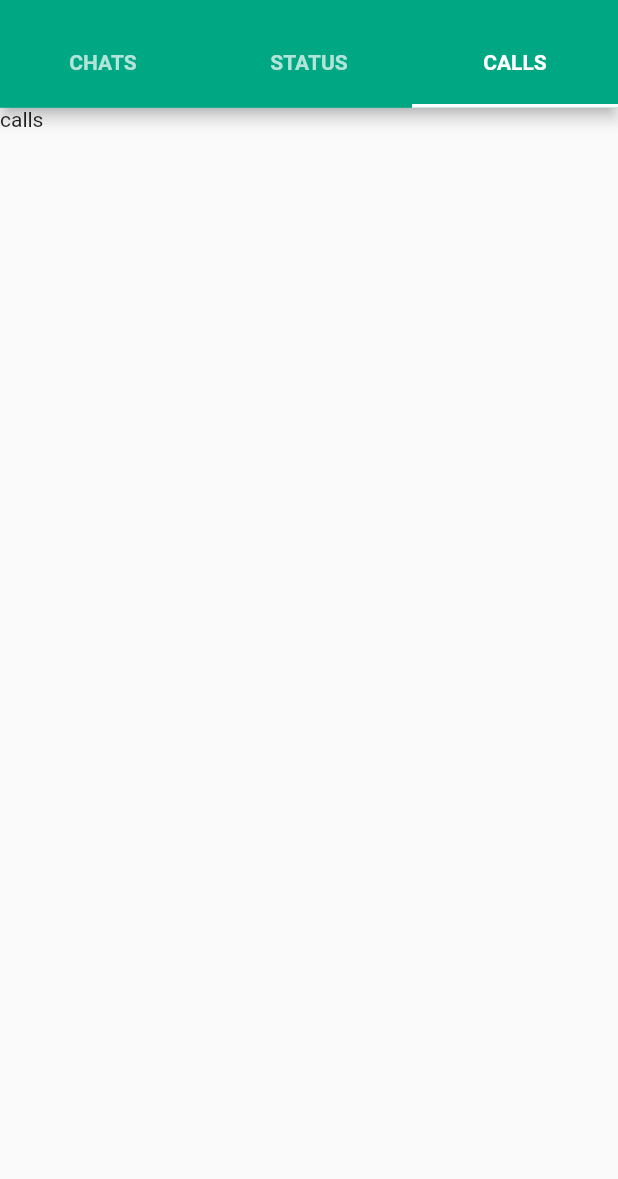
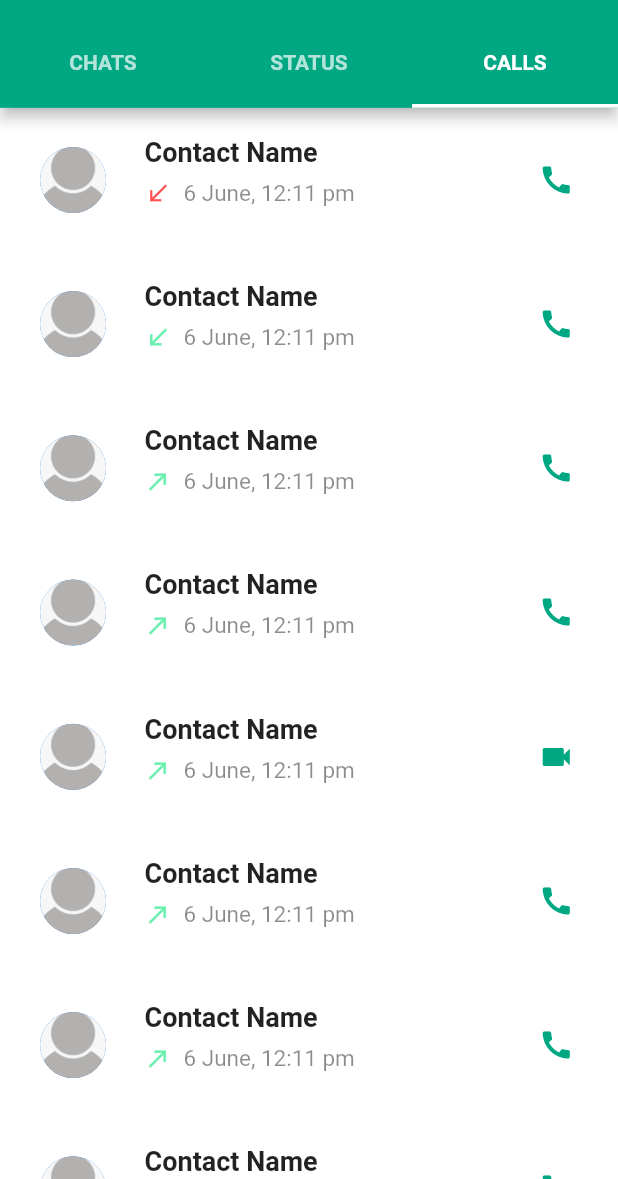
Before and after one commit to DIP-POLLEY/whatsapp, a Flutter app: the screen it shows after launch, tab 3 chosen, on a phone screen of 412 x 824 dp, the part 57-1236 px from its top. Run offline on Flutter 3.47's test engine with Material 2 defaults, Android fonts, the phone set to English and light mode, and no system bars; our stand-ins replace camera.

Commit message:
call feed

```diff
--- /dev/null
+++ b/lib/screens/callfeed.dart
@@ -0,0 +1,43 @@
+import 'package:flutter/material.dart';
+import 'package:whatsapp/widgets/callfeedcard.dart';
+
+class CallFeed extends StatefulWidget {
+  const CallFeed({Key? key}) : super(key: key);
+
+  @override
+  State<CallFeed> createState() => _CallFeedState();
+}
+
+class _CallFeedState extends State<CallFeed> {
+  @override
+  Widget build(BuildContext context) {
+    return ListView(
+      children: [
+        CallFeedCard(
+          connctd: false,
+          calling: false,
+        ),
+        CallFeedCard(
+          calling: false,
+        ),
+        CallFeedCard(
+
+        ),
+        CallFeedCard(),
+        CallFeedCard(
+          vid: true,
+        ),
+        CallFeedCard(),
+        CallFeedCard(),
+        CallFeedCard(),
+        CallFeedCard(),
+        CallFeedCard(),
+        CallFeedCard(),
+        CallFeedCard(),
+
+
+
+      ],
+    );
+  }
+}
--- a/lib/screens/homepage.dart
+++ b/lib/screens/homepage.dart
@@ -1,4 +1,5 @@
 import 'package:flutter/material.dart';
+import 'package:whatsapp/screens/callfeed.dart';
 import 'package:whatsapp/screens/chatfeed.dart';
 import 'package:whatsapp/screens/statusfeed.dart';
 import 'package:whatsapp/utilities/constants.dart';
@@ -30,7 +31,7 @@ class _HomePageState extends State<HomePage> {
               children: [
                 ChatFeed(),
                 StatusFeed(),
-                Text("calls")
+                CallFeed(),
               ],
 
             ),
--- /dev/null
+++ b/lib/widgets/callfeedcard.dart
@@ -0,0 +1,110 @@
+import 'package:flutter/material.dart';
+import 'package:whatsapp/utilities/constants.dart';
+
+
+class CallFeedCard extends StatefulWidget {
+
+  final bool vid;
+  final bool connctd;
+  final bool calling;
+
+  const CallFeedCard({this.vid=false,this.connctd=true,this.calling=true}) ;
+
+
+
+
+  @override
+  State<CallFeedCard> createState() => _CallFeedCardState();
+}
+
+class _CallFeedCardState extends State<CallFeedCard> {
+
+  bool _vid=false;
+  bool _connctd=false;
+  bool _calling=false;
+
+
+  @override
+  void initState() {
+   _vid = widget.vid;
+   _connctd = widget.connctd;
+   _calling = widget.calling;
+  }
+
+  @override
+  Widget build(BuildContext context) {
+    return Container(
+      color: Colors.white,
+      height: MediaQuery.of(context).size.height *1.75 / kTabSize,
+      child: Row(
+        children: [
+          Expanded(
+              flex: 2,
+              child: Padding(
+                padding: const EdgeInsets.only(left: 15),
+                child: CircleAvatar(
+                  radius: 22,
+                  backgroundImage: AssetImage("assets/img.png"),
+                ),
+              )
+          ),
+
+          Expanded(
+              flex: 6,
+              child: Padding(
+                padding: const EdgeInsets.only(left:10,top: 15 ),
+                child: Column(
+                  mainAxisAlignment: MainAxisAlignment.start,
+                  crossAxisAlignment: CrossAxisAlignment.start,
+                  children:  [
+                    Padding(
+                      padding:  EdgeInsets.all(4.0),
+                      child: Text(
+                        "Contact Name",
+                        style: TextStyle(
+                            fontWeight: FontWeight.bold,
+                            fontSize: 18
+                        ),
+                      ),
+                    ),
+                    Padding(
+                      padding:  EdgeInsets.all(4.0),
+                      child: Row(
+                        children: [
+                          Icon(
+                            _calling==true?Icons.call_made:Icons.call_received,
+                            color: _connctd==true?Colors.greenAccent:Colors.redAccent,
+                            size: 18,
+                          ),
+                          SizedBox(
+                            width: 8,
+                          ),
+                          Text(
+                            "6 June, 12:11 pm",
+                            style: TextStyle(
+                                fontWeight: FontWeight.w400,
+                                fontSize: 15,
+                                color: Colors.black45
+                            ),
+                          ),
+                        ],
+                      ),
+                    ),
+                  ],
+                ),
+              )
+          ),
+
+
+          Expanded(
+            flex: 2,
+            child: Icon(
+              _vid==false?Icons.call:Icons.videocam,
+              color: kThemecolor,
+            )
+          )
+        ],
+      ),
+    );
+  }
+}
```
